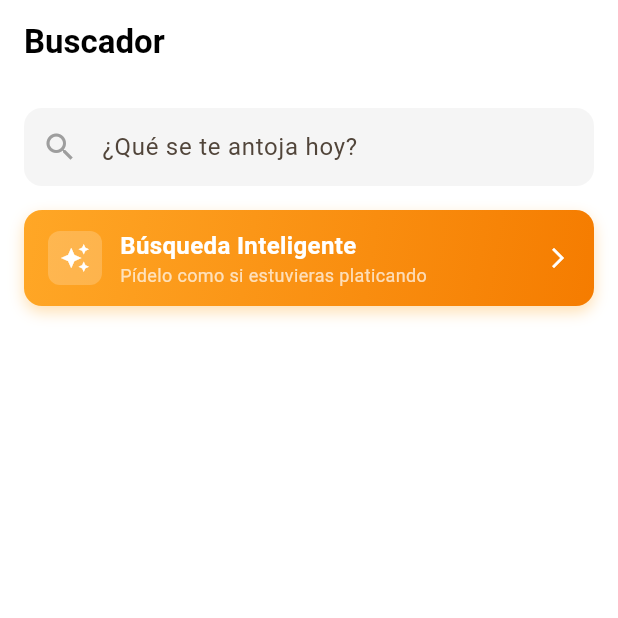
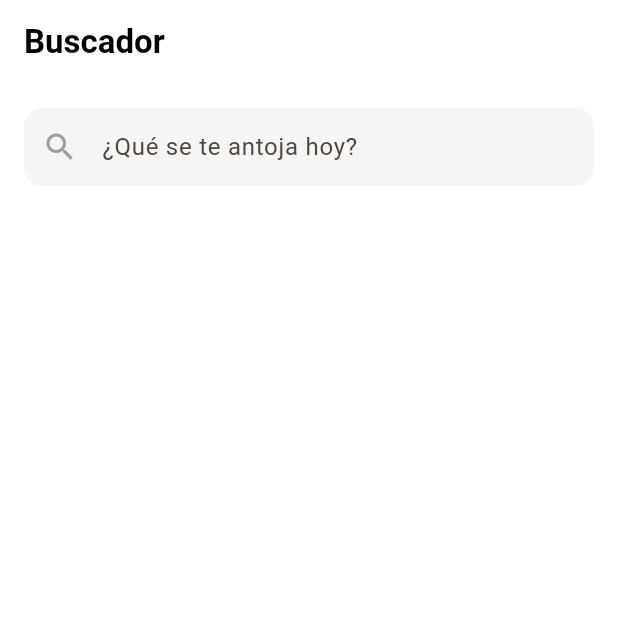
Before and after one commit to Inu41123/dobleu_ia_integrate, a Flutter app: the screen it shows after launch, on a phone screen of 412 x 824 dp, the top half of it. Run offline on Flutter 3.47's test engine with Material 3 defaults, Android fonts, the phone set to English and light mode, and no system bars; our stand-ins replace dio, get.

Commit message:
Fix UI: Animate IA banner on focus and add SingleChildScrollView

```diff
--- a/lib/src/pages/search_page.dart
+++ b/lib/src/pages/search_page.dart
@@ -2,8 +2,32 @@ import 'package:flutter/material.dart';
 import 'package:get/get.dart';
 import 'chat_page.dart';
 
-class SearchPage extends StatelessWidget {
+class SearchPage extends StatefulWidget {
   const SearchPage({super.key});
+
+  @override
+  State<SearchPage> createState() => _SearchPageState();
+}
+
+class _SearchPageState extends State<SearchPage> {
+  final FocusNode _searchFocusNode = FocusNode();
+  bool _isSearchFocused = false;
+
+  @override
+  void initState() {
+    super.initState();
+    _searchFocusNode.addListener(() {
+      setState(() {
+        _isSearchFocused = _searchFocusNode.hasFocus;
+      });
+    });
+  }
+
+  @override
+  void dispose() {
+    _searchFocusNode.dispose();
+    super.dispose();
+  }
 
   @override
   Widget build(BuildContext context) {
@@ -14,7 +38,12 @@ class SearchPage extends StatelessWidget {
         backgroundColor: Colors.white,
         elevation: 0,
       ),
-      body: Padding(
+      body: GestureDetector(
+        // Al tocar fuera de la barra, quitamos el foco
+        onTap: () => FocusScope.of(context).unfocus(),
+        child: SingleChildScrollView( // Añadido para evitar errores cuando se abre el teclado
+          physics: const BouncingScrollPhysics(),
+          child: Padding(
             padding: const EdgeInsets.all(16.0),
             child: Column(
               crossAxisAlignment: CrossAxisAlignment.start,
@@ -25,8 +54,9 @@ class SearchPage extends StatelessWidget {
                     color: Colors.grey.shade100,
                     borderRadius: BorderRadius.circular(12),
                   ),
-              child: const TextField(
-                decoration: InputDecoration(
+                  child: TextField(
+                    focusNode: _searchFocusNode,
+                    decoration: const InputDecoration(
                       hintText: '¿Qué se te antoja hoy?',
                       prefixIcon: Icon(Icons.search, color: Colors.grey),
                       border: InputBorder.none,
@@ -36,9 +66,15 @@ class SearchPage extends StatelessWidget {
                 ),
                 const SizedBox(height: 16),
 
-            // Sugerencia de "Búsqueda con IA"
-            InkWell(
+                // Sugerencia de "Búsqueda con IA" animada
+                AnimatedSize(
+                  duration: const Duration(milliseconds: 300),
+                  curve: Curves.easeInOut,
+                  child: _isSearchFocused
+                      ? InkWell(
                           onTap: () {
+                            // Quitamos el foco al navegar para que cuando regrese ya no esté desplegado
+                            FocusScope.of(context).unfocus();
                             Get.to(() => ChatPage(), transition: Transition.cupertino);
                           },
                           borderRadius: BorderRadius.circular(12),
@@ -83,8 +119,12 @@ class SearchPage extends StatelessWidget {
                               ],
                             ),
                           ),
+                        )
+                      : const SizedBox.shrink(),
                 ),
               ],
+            ),
+          ),
         ),
       ),
     );
```
Lines whose indentation alone changed are shown as unchanged.
